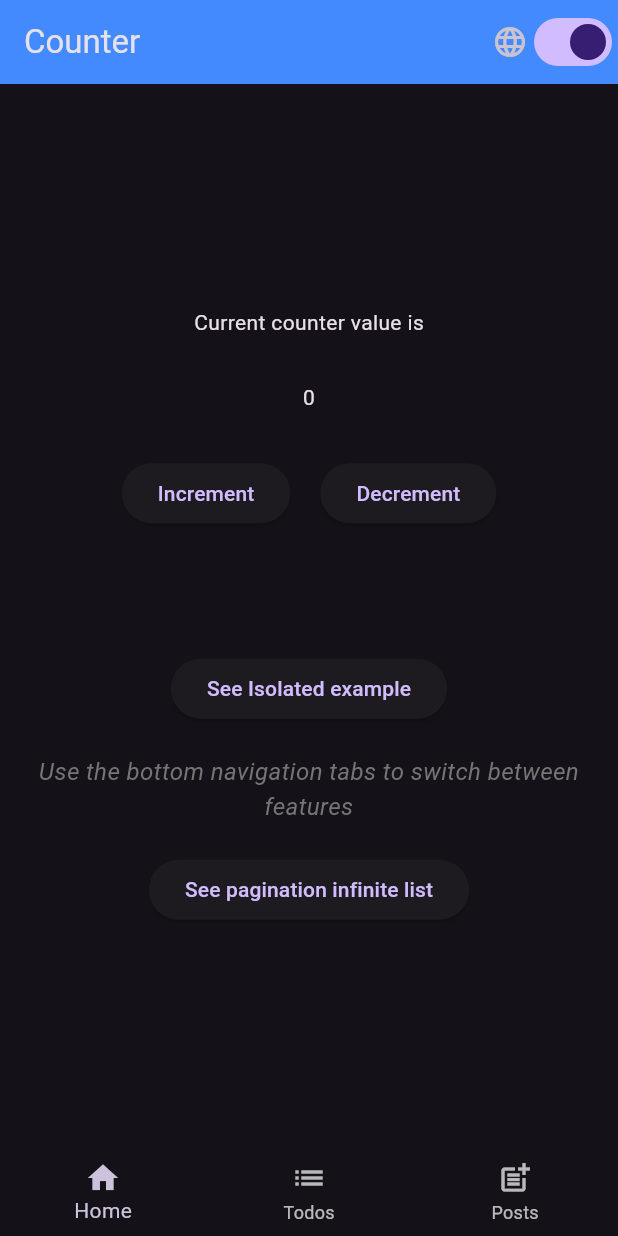
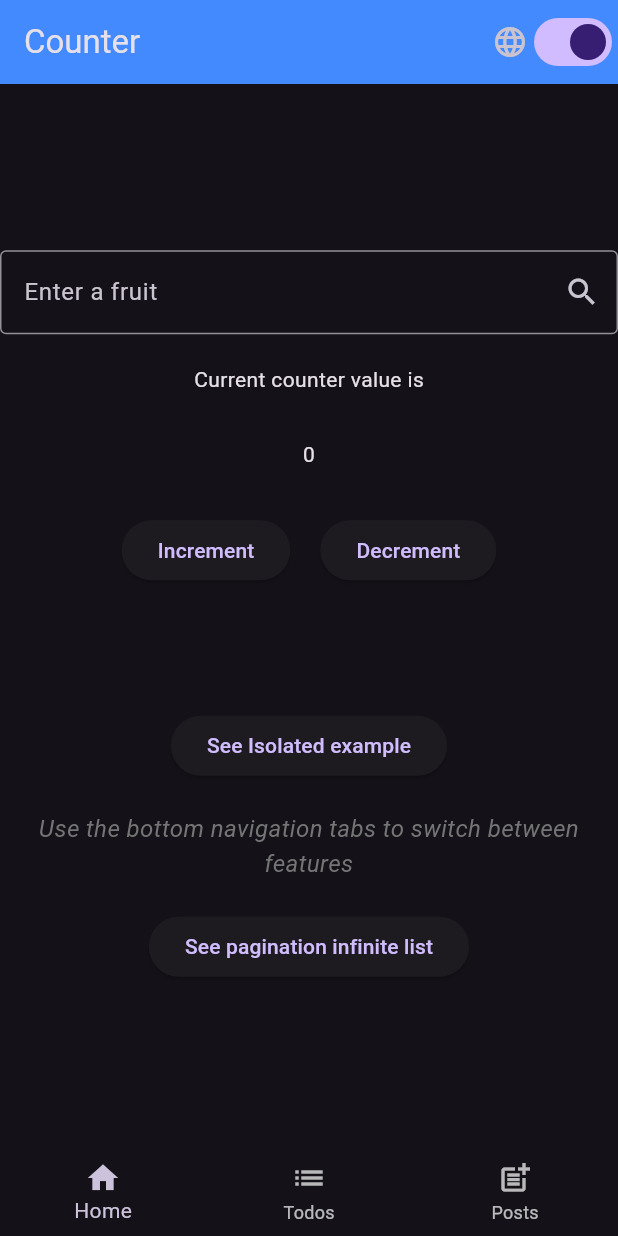
Before and after one commit to anurudha-singh/detailed_hands_on, a Flutter app: the screen it shows after launch, on a phone screen of 412 x 824 dp. Run offline on Flutter 3.47's test engine with Material 3 defaults, Android fonts, the phone set to English and light mode, and no system bars; our stand-ins replace bloc, connectivity_plus, easy_localization, equatable, flutter_bloc, sqflite; accounts and stored records are empty; network calls fail.

Commit message:
feat: Enhance CounterScreen with search functionality and suggestions for fruits

```diff
--- a/lib/features/counter/presentation/screens/counter_screen.dart
+++ b/lib/features/counter/presentation/screens/counter_screen.dart
@@ -30,9 +30,36 @@ class CounterScreen extends StatefulWidget {
 }
 
 class _CounterScreenState extends State<CounterScreen> {
+  List<String> items = ['Apple', 'Banana', 'Cherry', 'Date', 'Elderberry'];
+  List<String> suggestions = [];
+  TextEditingController searchController = TextEditingController();
+
+  void suggestKeywords(String query) {
+    if (query.isEmpty) {
+      suggestions = [];
+      // print('No query entered, suggestions cleared.');
+      return;
+    }
+    suggestions = items
+        .where(
+          (item) =>
+              item.toLowerCase().startsWith(query.toLowerCase()) ||
+              item.contains(query.toLowerCase()),
+        )
+        .toList();
+    setState(() {});
+    print('Suggestions for "$query": $suggestions');
+    // return suggestions;
+  }
+
   @override
   Widget build(BuildContext context) {
-    return Scaffold(
+    return GestureDetector(
+      onTap: () {
+        FocusScope.of(context).unfocus();
+      },
+      child: Scaffold(
+        resizeToAvoidBottomInset: true,
         appBar: AppBar(
           title: const Text('Counter'),
           backgroundColor: Colors.blueAccent,
@@ -62,9 +89,33 @@ class _CounterScreenState extends State<CounterScreen> {
           ],
         ),
         body: Center(
+          child: SingleChildScrollView(
             child: Column(
               mainAxisAlignment: MainAxisAlignment.center,
               children: [
+                TextField(
+                  controller: searchController,
+                  onChanged: (value) {
+                    suggestKeywords(value);
+                  },
+                  decoration: InputDecoration(
+                    labelText: 'Enter a fruit',
+                    border: OutlineInputBorder(),
+                    suffixIcon: Icon(Icons.search),
+                  ),
+                ),
+
+                (suggestions.isNotEmpty && searchController.text.isNotEmpty)
+                    ? ListView.builder(
+                        shrinkWrap: true,
+                        itemCount: suggestions.length,
+                        itemBuilder: (context, index) {
+                          return ListTile(title: Text(suggestions[index]));
+                        },
+                      )
+                    : Container(),
+
+                SizedBox(height: 20),
                 Text('Current counter value is'),
                 SizedBox(height: 30),
                 BlocBuilder<CounterBloc, CounterState>(
@@ -128,6 +179,8 @@ class _CounterScreenState extends State<CounterScreen> {
               ],
             ),
           ),
+        ),
+      ),
     );
   }
 }
```
Lines whose indentation alone changed are shown as unchanged.
